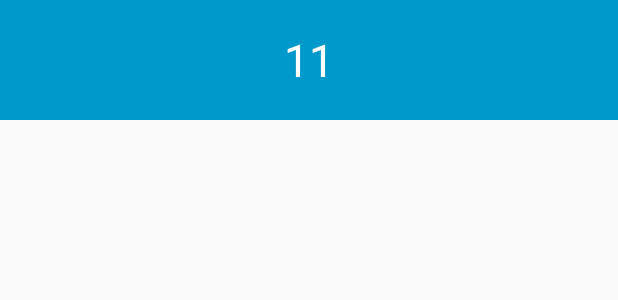
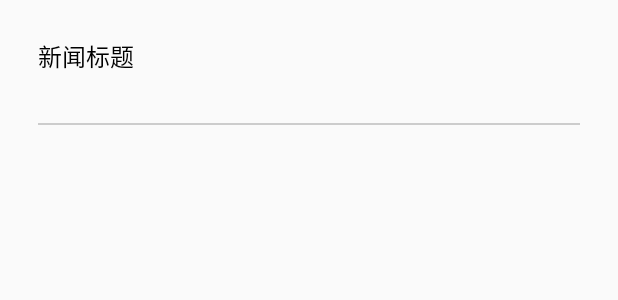
Before and after one commit to zhouxiangjing/zlzold, an Android app: the layout fragment_blogs_item.xml on its own in the app's theme, with its tools: preview values and no code run, on a phone screen of 412 x 824 dp. Shown: the top 300 px of the screen. Run offline under Robolectric (Android 15) with nearby library versions, the phone set to English and light mode, and no system bars.

Commit message:
初始化 博客

```diff
--- a/app/src/main/res/layout/fragment_blogs_item.xml
+++ b/app/src/main/res/layout/fragment_blogs_item.xml
@@ -2,17 +2,43 @@
 <LinearLayout xmlns:android="http://schemas.android.com/apk/res/android"
     android:layout_width="match_parent"
     android:layout_height="wrap_content"
-    android:orientation="vertical">
+    android:orientation="vertical"
+    android:padding="25dp">
 
     <TextView
-        android:id="@+id/tv"
+        android:id="@+id/blog_title"
+        android:layout_width="wrap_content"
+        android:layout_height="wrap_content"
+        android:layout_marginBottom="3dp"
+        android:maxLines="1"
+        android:text="新闻标题"
+        android:textColor="#000000"
+        android:textSize="16sp" />
+
+    <LinearLayout
         android:layout_width="match_parent"
-        android:layout_height="80dp"
-        android:background="@android:color/holo_blue_dark"
-        android:gravity="center"
-        android:textSize="30sp"
-        android:textColor="#ffffff"
-        android:text="11"
-        android:layout_marginBottom="1dp"/>
+        android:layout_height="wrap_content"
+        android:orientation="horizontal">
+
+        <TextView
+            android:id="@+id/blog_user"
+            android:layout_width="0dp"
+            android:layout_height="wrap_content"
+            android:layout_weight="1"/>
+
+        <TextView
+            android:id="@+id/blog_time"
+            android:layout_width="0dp"
+            android:layout_height="wrap_content"
+            android:layout_weight="1"
+            android:gravity="right"/>
+
+    </LinearLayout>
+
+    <View
+        android:layout_width="match_parent"
+        android:layout_height="1dp"
+        android:layout_marginTop="10dp"
+        android:background="@color/colorLines"/>
 
 </LinearLayout>
--- a/app/src/main/res/values/colors.xml
+++ b/app/src/main/res/values/colors.xml
@@ -3,4 +3,5 @@
     <color name="colorPrimary">#008577</color>
     <color name="colorPrimaryDark">#00574B</color>
     <color name="colorAccent">#D81B60</color>
+    <color name="colorLines">#CCCCCC</color>
 </resources>
```
Also changed, not shown: app/src/main/java/com/zxj/zlz/Blog.java (added, +48 -0 lines), app/src/main/java/com/zxj/zlz/FragmentBlogs.java (+23 -18 lines), app/src/main/java/com/zxj/zlz/MainActivity.java (+65 -24 lines), app/src/main/java/com/zxj/zlz/MyBlogsRecyclerViewAdapter.java (+26 -7 lines).
